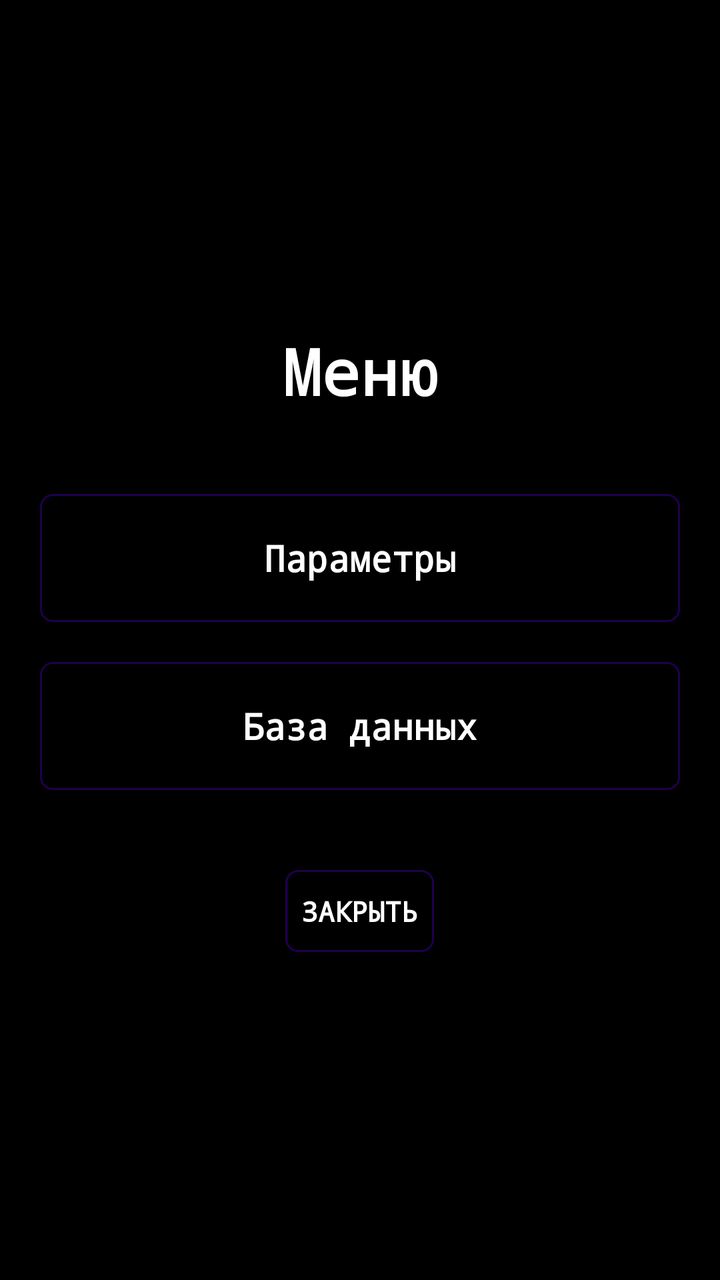
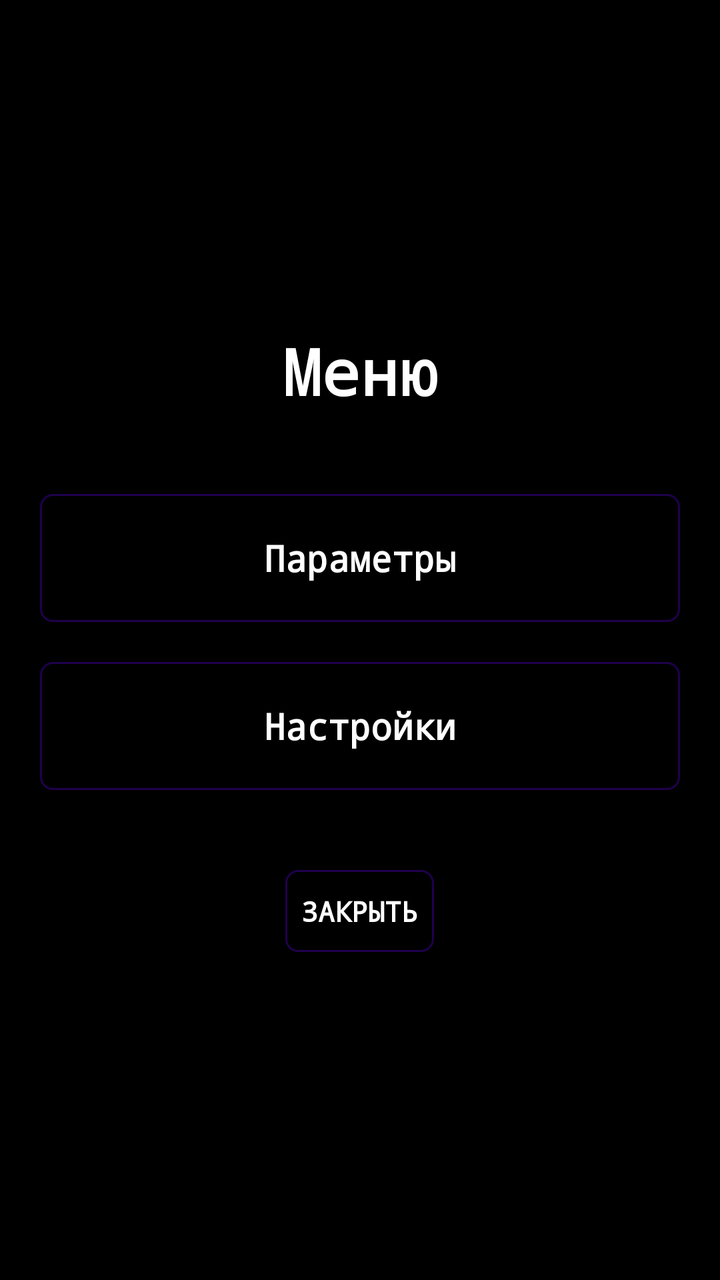

Two renders of the same Android screen: before a commit and after it. Below are the layout's source before the change and the commit's diff.
<!-- AndroidManifest.xml: application theme Theme.TrainDriverApp -->
<!-- res/layout/activity_app_menu.xml -->
<?xml version="1.0" encoding="utf-8"?>
<LinearLayout xmlns:android="http://schemas.android.com/apk/res/android"
    android:layout_width="match_parent"
    android:layout_height="match_parent"
    android:background="#000000"
    android:orientation="vertical"
    android:gravity="center">

    <TextView
        android:layout_width="wrap_content"
        android:layout_height="wrap_content"
        android:text="Меню"
        android:textColor="#FFFFFF"
        android:textStyle="bold"
        android:fontFamily="monospace"
        android:textSize="32sp"
        android:layout_marginBottom="40dp" />

    <Button
        android:id="@+id/appMenuParamsButton"
        style="@style/MenuButton"
        android:text="Параметры"
        android:layout_marginBottom="20dp" />

    <Button
        android:id="@+id/appMenuDatabaseButton"
        style="@style/MenuButton"
        android:text="База данных"
        android:layout_marginBottom="40dp" />

    <Button
        android:id="@+id/appMenuCloseButton"
        style="@style/HeaderToggleButton"
        android:text="ЗАКРЫТЬ" />

</LinearLayout>
<!-- resources referenced by this layout -->
<resources>
  <style name="HeaderToggleButton" parent="Widget.AppCompat.Button.Borderless">
          <item name="android:layout_width">wrap_content</item>
          <item name="android:layout_height">wrap_content</item>
          <item name="android:minWidth">0dp</item>
          <item name="android:minHeight">40dp</item>
          <item name="android:background">@drawable/bg_header_toggle</item>
          <item name="android:paddingStart">8dp</item>
          <item name="android:paddingEnd">8dp</item>
          <item name="android:paddingTop">5dp</item>
          <item name="android:paddingBottom">5dp</item>
          <item name="android:textColor">#FFFFFF</item>
          <item name="android:textStyle">bold</item>
          <item name="android:fontFamily">monospace</item>
          <item name="android:textSize">14sp</item>
          <item name="android:textAllCaps">false</item>
      </style>
  <style name="MenuButton" parent="Widget.AppCompat.Button.Borderless">
          <item name="android:layout_width">320dp</item>
          <item name="android:layout_height">64dp</item>
          <item name="android:background">@drawable/bg_header_toggle</item>
          <item name="android:textColor">#FFFFFF</item>
          <item name="android:textStyle">bold</item>
          <item name="android:fontFamily">monospace</item>
          <item name="android:textSize">18sp</item>
          <item name="android:textAllCaps">false</item>
      </style>
  <style name="Theme.TrainDriverApp" parent="Theme.MaterialComponents.DayNight.NoActionBar" />
  <!-- drawable bg_header_toggle (drawable) -->
  <?xml version="1.0" encoding="utf-8"?>
  <shape xmlns:android="http://schemas.android.com/apk/res/android" android:shape="rectangle">
      <corners android:radius="6dp" />
      <stroke android:width="1dp" android:color="#52FFFFFF" />
      <solid android:color="@android:color/transparent" />
  </shape>
</resources>

<!-- the commit's change to res/layout/activity_app_menu.xml (unified diff, before → after) -->
@@ -23,9 +23,9 @@
         android:layout_marginBottom="20dp" />
 
     <Button
-        android:id="@+id/appMenuDatabaseButton"
+        android:id="@+id/appMenuSettingsButton"
         style="@style/MenuButton"
-        android:text="База данных"
+        android:text="Настройки"
         android:layout_marginBottom="40dp" />
 
     <Button
